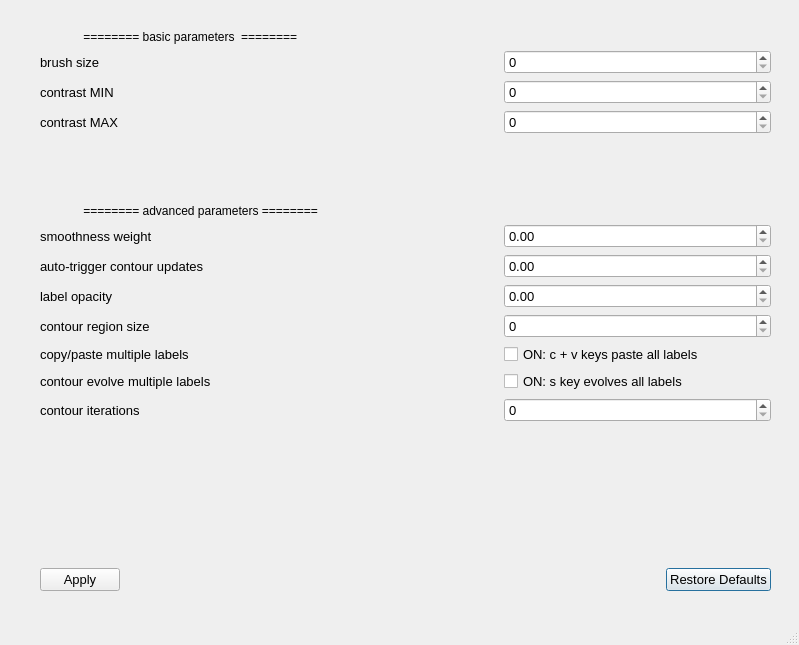
The window that src/KViewerMain/src/ParameterWidget.ui (pkarasev3/kslice) describes before a commit, drawn with Qt 5.
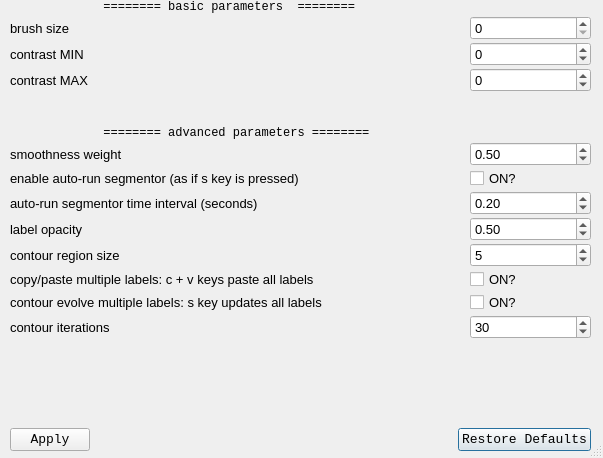
The same window after the commit.

Patch:
```diff
--- a/src/KViewerMain/src/ParameterWidget.ui
+++ b/src/KViewerMain/src/ParameterWidget.ui
@@ -6,10 +6,34 @@
    <rect>
     <x>0</x>
     <y>0</y>
-    <width>799</width>
-    <height>645</height>
+    <width>603</width>
+    <height>458</height>
    </rect>
   </property>
+  <property name="sizePolicy">
+   <sizepolicy hsizetype="MinimumExpanding" vsizetype="MinimumExpanding">
+    <horstretch>0</horstretch>
+    <verstretch>0</verstretch>
+   </sizepolicy>
+  </property>
+  <property name="minimumSize">
+   <size>
+    <width>400</width>
+    <height>300</height>
+   </size>
+  </property>
+  <property name="maximumSize">
+   <size>
+    <width>1920</width>
+    <height>1200</height>
+   </size>
+  </property>
+  <property name="font">
+   <font>
+    <family>Lucida Console</family>
+    <pointsize>9</pointsize>
+   </font>
+  </property>
   <property name="windowTitle">
    <string>KViewer Parameters</string>
   </property>
@@ -19,13 +43,13 @@
   <property name="sizeGripEnabled">
    <bool>true</bool>
   </property>
-  <widget class="QWidget" name="">
+  <widget class="QWidget" name="layoutWidget">
    <property name="geometry">
     <rect>
-     <x>40</x>
-     <y>30</y>
-     <width>731</width>
-     <height>561</height>
+     <x>10</x>
+     <y>0</y>
+     <width>581</width>
+     <height>451</height>
     </rect>
    </property>
    <layout class="QVBoxLayout" name="verticalLayout">
@@ -34,6 +58,12 @@
       <property name="fieldGrowthPolicy">
        <enum>QFormLayout::AllNonFixedFieldsGrow</enum>
       </property>
+      <property name="horizontalSpacing">
+       <number>2</number>
+      </property>
+      <property name="verticalSpacing">
+       <number>2</number>
+      </property>
       <item row="2" column="0">
        <widget class="QLabel" name="label">
         <property name="font">
@@ -81,6 +111,15 @@
           <pointsize>10</pointsize>
          </font>
         </property>
+        <property name="accelerated">
+         <bool>true</bool>
+        </property>
+        <property name="minimum">
+         <number>-100000</number>
+        </property>
+        <property name="maximum">
+         <number>100000</number>
+        </property>
        </widget>
       </item>
       <item row="4" column="0">
@@ -107,6 +146,15 @@
           <pointsize>10</pointsize>
          </font>
         </property>
+        <property name="accelerated">
+         <bool>true</bool>
+        </property>
+        <property name="minimum">
+         <number>-100000</number>
+        </property>
+        <property name="maximum">
+         <number>100000</number>
+        </property>
        </widget>
       </item>
       <item row="5" column="0">
@@ -117,7 +165,7 @@
         <property name="sizeHint" stdset="0">
          <size>
           <width>458</width>
-          <height>58</height>
+          <height>30</height>
          </size>
         </property>
        </spacer>
@@ -143,9 +191,21 @@
           <pointsize>10</pointsize>
          </font>
         </property>
+        <property name="accelerated">
+         <bool>true</bool>
+        </property>
+        <property name="maximum">
+         <double>1.000000000000000</double>
+        </property>
+        <property name="singleStep">
+         <double>0.010000000000000</double>
+        </property>
+        <property name="value">
+         <double>0.500000000000000</double>
+        </property>
        </widget>
       </item>
-      <item row="8" column="0">
+      <item row="10" column="0">
        <widget class="QLabel" name="label_5">
         <property name="font">
          <font>
@@ -154,11 +214,11 @@
          </font>
         </property>
         <property name="text">
-         <string>auto-trigger contour updates</string>
+         <string>auto-run segmentor time interval (seconds)</string>
         </property>
        </widget>
       </item>
-      <item row="8" column="1">
+      <item row="10" column="1">
        <widget class="QDoubleSpinBox" name="autoTriggerContourSpinbox">
         <property name="font">
          <font>
@@ -166,9 +226,21 @@
           <pointsize>10</pointsize>
          </font>
         </property>
+        <property name="accelerated">
+         <bool>true</bool>
+        </property>
+        <property name="maximum">
+         <double>2.000000000000000</double>
+        </property>
+        <property name="singleStep">
+         <double>0.010000000000000</double>
+        </property>
+        <property name="value">
+         <double>0.200000000000000</double>
+        </property>
        </widget>
       </item>
-      <item row="9" column="0">
+      <item row="11" column="0">
        <widget class="QLabel" name="label_6">
         <property name="font">
          <font>
@@ -181,7 +253,7 @@
         </property>
        </widget>
       </item>
-      <item row="9" column="1">
+      <item row="11" column="1">
        <widget class="QDoubleSpinBox" name="labelOpacitySpinbox">
         <property name="font">
          <font>
@@ -189,9 +261,24 @@
           <pointsize>10</pointsize>
          </font>
         </property>
+        <property name="toolTip">
+         <string>opacity: 0 = transparent, 1 = solid</string>
+        </property>
+        <property name="accelerated">
+         <bool>true</bool>
+        </property>
+        <property name="maximum">
+         <double>1.000000000000000</double>
+        </property>
+        <property name="singleStep">
+         <double>0.010000000000000</double>
+        </property>
+        <property name="value">
+         <double>0.500000000000000</double>
+        </property>
        </widget>
       </item>
-      <item row="10" column="0">
+      <item row="12" column="0">
        <widget class="QLabel" name="label_7">
         <property name="font">
          <font>
@@ -204,69 +291,81 @@
         </property>
        </widget>
       </item>
-      <item row="10" column="1">
-       <widget class="QSpinBox" name="spinBox_4">
-        <property name="font">
-         <font>
-          <family>Tahoma</family>
-          <pointsize>10</pointsize>
-         </font>
-        </property>
-       </widget>
-      </item>
-      <item row="11" column="0">
-       <widget class="QLabel" name="label_10">
-        <property name="font">
-         <font>
-          <family>Tahoma</family>
-          <pointsize>10</pointsize>
-         </font>
-        </property>
-        <property name="text">
-         <string>copy/paste multiple labels</string>
-        </property>
-       </widget>
-      </item>
-      <item row="11" column="1">
-       <widget class="QCheckBox" name="checkBox">
-        <property name="font">
-         <font>
-          <family>Tahoma</family>
-          <pointsize>10</pointsize>
-         </font>
-        </property>
-        <property name="text">
-         <string>ON: c + v keys paste all labels</string>
-        </property>
-       </widget>
-      </item>
-      <item row="12" column="0">
-       <widget class="QLabel" name="label_9">
-        <property name="font">
-         <font>
-          <family>Tahoma</family>
-          <pointsize>10</pointsize>
-         </font>
-        </property>
-        <property name="text">
-         <string>contour evolve multiple labels</string>
-        </property>
-       </widget>
-      </item>
       <item row="12" column="1">
-       <widget class="QCheckBox" name="checkBox_2">
+       <widget class="QSpinBox" name="regionSizeRBACSpinBox">
         <property name="font">
          <font>
           <family>Tahoma</family>
           <pointsize>10</pointsize>
          </font>
         </property>
-        <property name="text">
-         <string>ON: s key evolves all labels</string>
+        <property name="toolTip">
+         <string>Size of area used for 'local region statistics' . Caution: turning this up slows down algorithm.</string>
+        </property>
+        <property name="minimum">
+         <number>2</number>
+        </property>
+        <property name="maximum">
+         <number>50</number>
+        </property>
+        <property name="value">
+         <number>5</number>
         </property>
        </widget>
       </item>
       <item row="13" column="0">
+       <widget class="QLabel" name="label_10">
+        <property name="font">
+         <font>
+          <family>Tahoma</family>
+          <pointsize>10</pointsize>
+         </font>
+        </property>
+        <property name="text">
+         <string>copy/paste multiple labels: c + v keys paste all labels</string>
+        </property>
+       </widget>
+      </item>
+      <item row="13" column="1">
+       <widget class="QCheckBox" name="checkBoxCopyPasteAllLabels">
+        <property name="font">
+         <font>
+          <family>Tahoma</family>
+          <pointsize>10</pointsize>
+         </font>
+        </property>
+        <property name="text">
+         <string>ON? </string>
+        </property>
+       </widget>
+      </item>
+      <item row="14" column="0">
+       <widget class="QLabel" name="label_9">
+        <property name="font">
+         <font>
+          <family>Tahoma</family>
+          <pointsize>10</pointsize>
+         </font>
+        </property>
+        <property name="text">
+         <string>contour evolve multiple labels: s key updates all labels</string>
+        </property>
+       </widget>
+      </item>
+      <item row="14" column="1">
+       <widget class="QCheckBox" name="checkBoxEvolveAllLabels">
+        <property name="font">
+         <font>
+          <family>Tahoma</family>
+          <pointsize>10</pointsize>
+         </font>
+        </property>
+        <property name="text">
+         <string>ON?</string>
+        </property>
+       </widget>
+      </item>
+      <item row="15" column="0">
        <widget class="QLabel" name="label_8">
         <property name="font">
          <font>
@@ -279,14 +378,29 @@
         </property>
        </widget>
       </item>
-      <item row="13" column="1">
-       <widget class="QSpinBox" name="spinBox_5">
+      <item row="15" column="1">
+       <widget class="QSpinBox" name="contourIterationsSpinBox">
         <property name="font">
          <font>
           <family>Tahoma</family>
           <pointsize>10</pointsize>
          </font>
         </property>
+        <property name="accelerated">
+         <bool>true</bool>
+        </property>
+        <property name="minimum">
+         <number>1</number>
+        </property>
+        <property name="maximum">
+         <number>500</number>
+        </property>
+        <property name="singleStep">
+         <number>5</number>
+        </property>
+        <property name="value">
+         <number>30</number>
+        </property>
        </widget>
       </item>
       <item row="1" column="0">
@@ -309,6 +423,32 @@
         </property>
        </widget>
       </item>
+      <item row="9" column="0">
+       <widget class="QLabel" name="label_12">
+        <property name="font">
+         <font>
+          <family>Tahoma</family>
+          <pointsize>10</pointsize>
+         </font>
+        </property>
+        <property name="text">
+         <string>enable auto-run segmentor (as if s key is pressed)</string>
+        </property>
+       </widget>
+      </item>
+      <item row="9" column="1">
+       <widget class="QCheckBox" name="checkBoxEnableAutoTriggerSegmentor">
+        <property name="font">
+         <font>
+          <family>Tahoma</family>
+          <pointsize>10</pointsize>
+         </font>
+        </property>
+        <property name="text">
+         <string>ON?</string>
+        </property>
+       </widget>
+      </item>
      </layout>
     </item>
     <item>
@@ -319,7 +459,7 @@
       <property name="sizeHint" stdset="0">
        <size>
         <width>458</width>
-        <height>58</height>
+        <height>23</height>
        </size>
       </property>
      </spacer>
```
Left out of the diff: 9 changed lines with no effect on the pictures.
